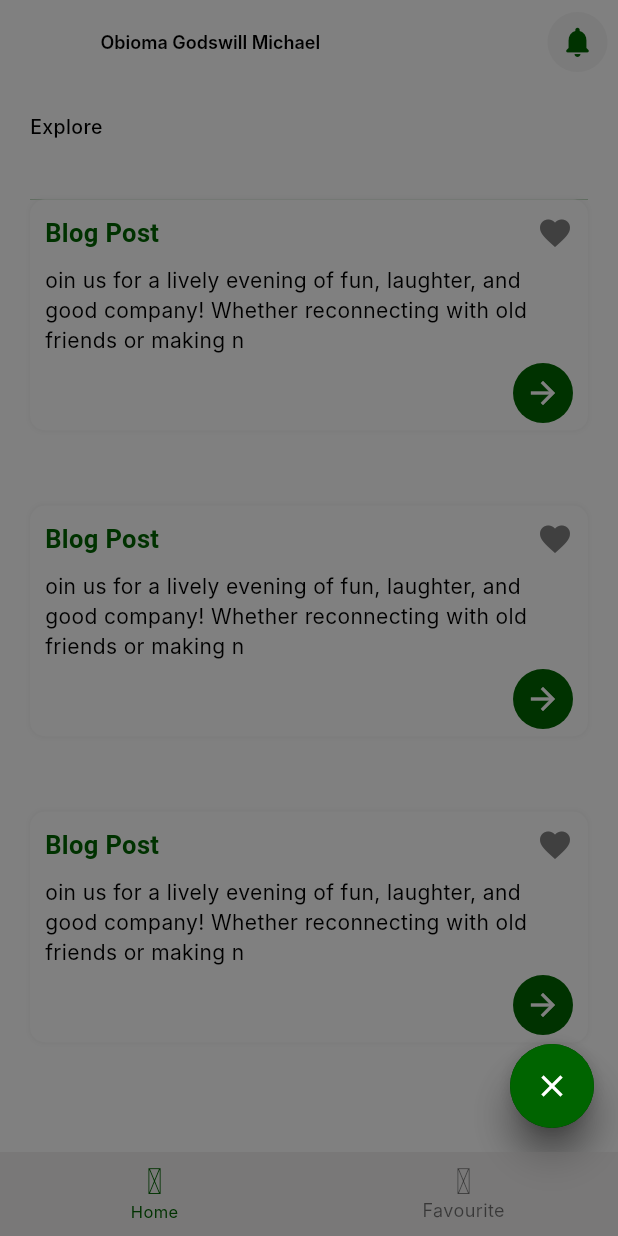
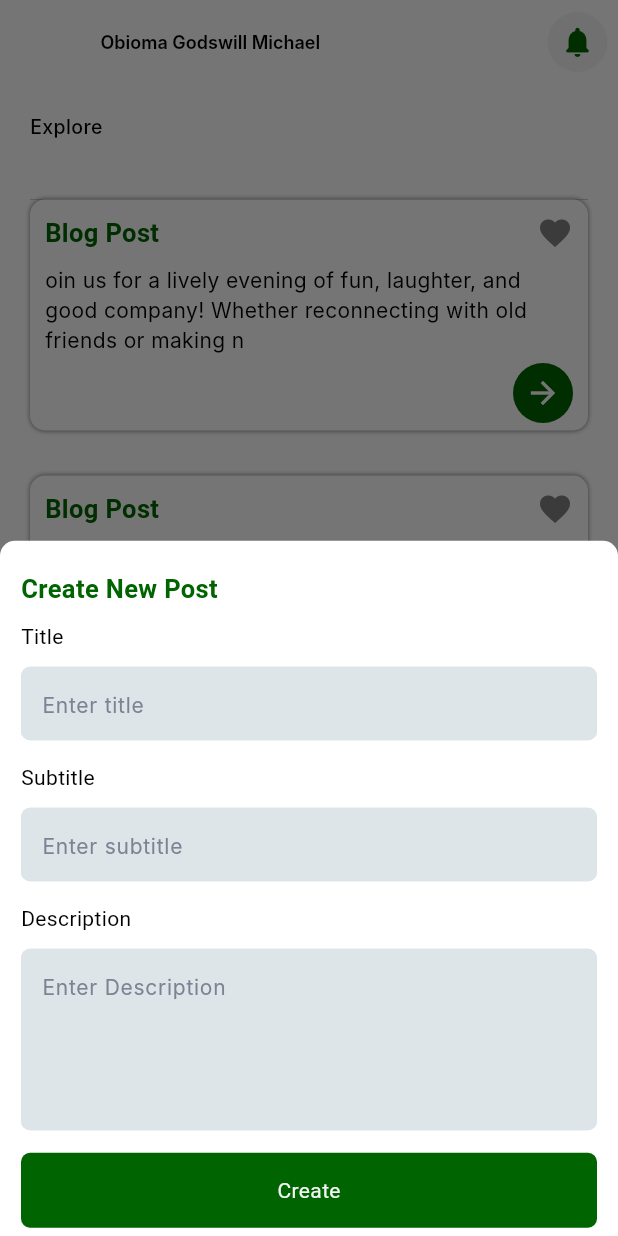
Before and after one commit to michael-stac/blogpost, a Flutter app: the HomePageScreen screen opened directly, after a tap on the "add" icon, on a phone screen of 412 x 824 dp. Run offline on Flutter 3.47's test engine with Material 3 defaults, Android fonts, the light colour scheme and no system bars; drawn by our look-alikes of flutter_speed_dial; our stand-ins replace flutter_spinkit, get_it, material_design_icons_flutter; Roboto replaces fonts that are missing (Inter, SF Pro Display).

Commit message:
added showCreateNewBlogPostModal for creating blog post

```diff
--- a/lib/screen/bottom_nav_pages/home/home.dart
+++ b/lib/screen/bottom_nav_pages/home/home.dart
@@ -3,7 +3,7 @@ import 'package:flutter_speed_dial/flutter_speed_dial.dart';
 
 import '../../../shared_services/page_service.dart';
 import '../../../utilities/appcolors.dart';
-import '../../../utilities/custom_tab.dart';
+import '../../../utilities/general.dart';
 import '../../../utilities/router.dart';
 import 'blog_post_details.dart';
 class HomePageScreen extends StatefulWidget {
@@ -20,6 +20,9 @@ class _HomePageScreenState extends State<HomePageScreen> {
     var size = MediaQuery.of(context).size;
     return Scaffold(
       floatingActionButton: SpeedDial(
+        onPress: (){
+          showCreateNewBlogPostModal(context);
+        },
         icon: Icons.add,
         activeIcon: Icons.close,
         backgroundColor: AppColor.primaryColor,
@@ -109,7 +112,6 @@ class _HomePageScreenState extends State<HomePageScreen> {
                         return GestureDetector(
                           onTap: () {},
                           child: Container(
-                            margin: const EdgeInsets.only(bottom: 20),
                             child: Column(
                               crossAxisAlignment: CrossAxisAlignment.start,
                               children: [
@@ -118,7 +120,7 @@ class _HomePageScreenState extends State<HomePageScreen> {
                                       color: Colors.white,
                                       boxShadow: [
                                         BoxShadow(
-                                          color: AppColor.whiteSmokeColor2,
+                                          color: AppColor.grayColor,
                                           blurRadius: 2,
                                           spreadRadius: 0,
                                           offset: const Offset(0, 0),
--- a/lib/utilities/appcolors.dart
+++ b/lib/utilities/appcolors.dart
@@ -36,6 +36,9 @@ class AppColor {
   static Color whiteSmokeColor= const Color.fromRGBO(235,235,235, 1.0);
   static Color whiteSmokeColor2= const Color.fromRGBO(235,235,235, 0.7);
   static Color separatorColor= const Color.fromRGBO(128, 128, 128, 0.3);
+  static Color filledColor = const Color(0xffDDE5E9);
+  static Color romanSilver = const Color(0xff808192);
+
 
   Color primaryRandColour=randColor();
   static Color randColor(){
--- /dev/null
+++ b/lib/utilities/general.dart
@@ -0,0 +1,149 @@
+import 'package:blogapp/shared_services/page_service.dart';
+import 'package:blogapp/utilities/custom_button.dart';
+import 'package:flutter/material.dart';
+
+import 'appcolors.dart';
+
+void showCreateNewBlogPostModal(BuildContext context) {
+  final size=MediaQuery.of(context).size;
+  showModalBottomSheet(
+    shape: const RoundedRectangleBorder(
+      borderRadius: BorderRadius.only(
+        topLeft: Radius.circular(10),
+        topRight: Radius.circular(10),
+      ),
+    ),
+    context: context,
+    builder: (context) => Container(
+      width: MediaQuery.of(context).size.width,
+      padding: const EdgeInsets.symmetric(horizontal: 14, vertical: 10),
+      child:  Column(
+        crossAxisAlignment: CrossAxisAlignment.start,
+        mainAxisSize: MainAxisSize.min,
+        children: [
+          const SizedBox(
+            height: 10,
+          ),
+          Text(
+            "Create New Post",
+            style: PageService.headerStyle,
+          ),
+          SizedBox(
+            height: 10,
+          ),
+          Text(
+            'Title',
+            style: TextStyle(
+                fontSize: 14,
+                fontWeight: FontWeight.w400,
+                color: AppColor.black,
+                fontFamily: 'SF Pro Display'),
+          ),
+          PageService.textSpace,
+          TextFormField(
+
+            decoration: InputDecoration(
+              border: InputBorder.none,
+              filled: true,
+              fillColor: AppColor.filledColor,
+              isDense: true,
+              hintText: 'Enter title',
+              hintStyle: TextStyle(
+                  fontSize: 14,
+                  fontWeight: FontWeight.w400,
+                  color: AppColor.romanSilver),
+              contentPadding: const EdgeInsets.only(
+                  top: 15, bottom: 10, left: 10),
+              enabledBorder: OutlineInputBorder(
+                borderRadius: BorderRadius.circular(6),
+                borderSide:
+                BorderSide(color: AppColor.filledColor),
+              ),
+              focusedBorder: OutlineInputBorder(
+                borderRadius: BorderRadius.circular(6),
+                borderSide:
+                BorderSide(color: AppColor.filledColor),
+              ),
+            ),
+          ),
+          PageService.textSpaceL,
+          Text(
+            'Subtitle',
+            style: TextStyle(
+                fontSize: 14,
+                fontWeight: FontWeight.w400,
+                color: AppColor.black,
+                fontFamily: 'SF Pro Display'),
+          ),
+          PageService.textSpace,
+          TextFormField(
+
+            decoration: InputDecoration(
+
+              border: InputBorder.none,
+              filled: true,
+              fillColor: AppColor.filledColor,
+              isDense: true,
+              hintText: 'Enter subtitle',
+              hintStyle: TextStyle(
+                  fontSize: 14,
+                  fontWeight: FontWeight.w400,
+                  color: AppColor.romanSilver),
+              contentPadding: const EdgeInsets.only(
+                  top: 15, bottom: 10, left: 10),
+              enabledBorder: OutlineInputBorder(
+                borderRadius: BorderRadius.circular(6),
+                borderSide:
+                BorderSide(color: AppColor.filledColor),
+              ),
+              focusedBorder: OutlineInputBorder(
+                borderRadius: BorderRadius.circular(6),
+                borderSide:
+                BorderSide(color: AppColor.filledColor),
+              ),
+            ),
+          ),
+          PageService.textSpaceL,
+          Text(
+            'Description',
+            style: TextStyle(
+                fontSize: 14,
+                fontWeight: FontWeight.w400,
+                color: AppColor.black,
+                fontFamily: 'SF Pro Display'),
+          ),
+          PageService.textSpace,
+          TextFormField(
+            maxLines: 4,
+            decoration: InputDecoration(
+              border: InputBorder.none,
+              filled: true,
+              fillColor: AppColor.filledColor,
+              isDense: true,
+              hintText: 'Enter Description',
+              hintStyle: TextStyle(
+                  fontSize: 14,
+                  fontWeight: FontWeight.w400,
+                  color: AppColor.romanSilver),
+              contentPadding: const EdgeInsets.only(
+                  top: 15, bottom: 10, left: 10),
+              enabledBorder: OutlineInputBorder(
+                borderRadius: BorderRadius.circular(6),
+                borderSide:
+                BorderSide(color: AppColor.filledColor),
+              ),
+              focusedBorder: OutlineInputBorder(
+                borderRadius: BorderRadius.circular(6),
+                borderSide:
+                BorderSide(color: AppColor.filledColor),
+              ),
+            ),
+          ),
+          PageService.textSpaceL,
+          customButton(context, onTap: (){}, text: 'Create', bgColor: AppColor.primaryColor, textColor: AppColor.white)
+
+        ],
+      ),
+    ),
+  );
+}
```
